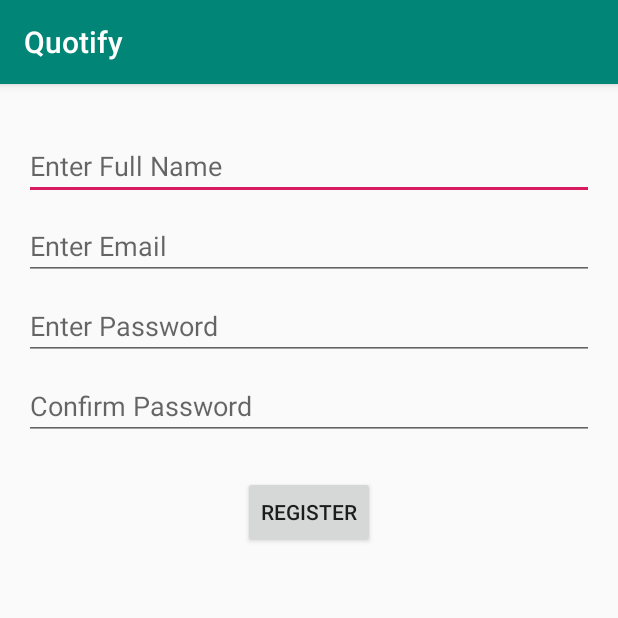
After one commit to KelynPNjeri/Quotify, an Android app: the UserRegistration screen opened directly, with no data from a screen before it, on a phone screen of 412 x 824 dp, the top half of it. The commit adds this screen. Run offline under Robolectric (Android 15) with nearby library versions, the phone set to English and light mode, and no system bars.

Commit message:
Create an XML interface.

```diff
--- a/app/src/main/AndroidManifest.xml
+++ b/app/src/main/AndroidManifest.xml
@@ -9,6 +9,7 @@
         android:roundIcon="@mipmap/ic_launcher_round"
         android:supportsRtl="true"
         android:theme="@style/AppTheme">
+        <activity android:name=".UserRegistration"></activity>
         <activity android:name=".MainActivity">
             <intent-filter>
                 <action android:name="android.intent.action.MAIN" />
--- /dev/null
+++ b/app/src/main/java/com/musicalcoder/quotify/UserRegistration.java
@@ -0,0 +1,14 @@
+package com.musicalcoder.quotify;
+
+import android.support.v7.app.AppCompatActivity;
+import android.os.Bundle;
+
+public class UserRegistration extends AppCompatActivity {
+
+
+    @Override
+    protected void onCreate(Bundle savedInstanceState) {
+        super.onCreate(savedInstanceState);
+        setContentView(R.layout.activity_user_registration);
+    }
+}
--- /dev/null
+++ b/app/src/main/res/layout/activity_user_registration.xml
@@ -0,0 +1,77 @@
+<?xml version="1.0" encoding="utf-8"?>
+<android.support.constraint.ConstraintLayout xmlns:android="http://schemas.android.com/apk/res/android"
+    xmlns:app="http://schemas.android.com/apk/res-auto"
+    xmlns:tools="http://schemas.android.com/tools"
+    android:layout_width="match_parent"
+    android:layout_height="match_parent"
+    tools:context=".UserRegistration">
+
+    <EditText
+        android:id="@+id/fullname_txt"
+        android:layout_width="0dp"
+        android:layout_height="wrap_content"
+        android:layout_marginStart="16dp"
+        android:layout_marginTop="32dp"
+        android:layout_marginEnd="16dp"
+        android:ems="10"
+        android:hint="@string/name_input"
+        android:inputType="textPersonName"
+        app:layout_constraintEnd_toEndOf="parent"
+        app:layout_constraintStart_toStartOf="parent"
+        app:layout_constraintTop_toTopOf="parent" />
+
+    <EditText
+        android:id="@+id/email_txt"
+        android:layout_width="0dp"
+        android:layout_height="wrap_content"
+        android:layout_marginStart="16dp"
+        android:layout_marginTop="8dp"
+        android:layout_marginEnd="16dp"
+        android:ems="10"
+        android:hint="@string/email_input"
+        android:inputType="textEmailAddress"
+        app:layout_constraintEnd_toEndOf="parent"
+        app:layout_constraintStart_toStartOf="parent"
+        app:layout_constraintTop_toBottomOf="@+id/fullname_txt" />
+
+    <EditText
+        android:id="@+id/password_txt"
+        android:layout_width="0dp"
+        android:layout_height="wrap_content"
+        android:layout_marginStart="16dp"
+        android:layout_marginTop="8dp"
+        android:layout_marginEnd="16dp"
+        android:ems="10"
+        android:hint="@string/password_input"
+        android:inputType="textPassword"
+        app:layout_constraintEnd_toEndOf="parent"
+        app:layout_constraintStart_toStartOf="parent"
+        app:layout_constraintTop_toBottomOf="@+id/email_txt" />
+
+    <EditText
+        android:id="@+id/confirm_password"
+        android:layout_width="0dp"
+        android:layout_height="wrap_content"
+        android:layout_marginStart="16dp"
+        android:layout_marginTop="8dp"
+        android:layout_marginEnd="16dp"
+        android:ems="10"
+        android:hint="@string/confirm_password"
+        android:inputType="textPassword"
+        app:layout_constraintEnd_toEndOf="parent"
+        app:layout_constraintStart_toStartOf="parent"
+        app:layout_constraintTop_toBottomOf="@+id/password_txt" />
+
+    <Button
+        android:id="@+id/register_btn"
+        android:layout_width="wrap_content"
+        android:layout_height="wrap_content"
+        android:layout_marginStart="16dp"
+        android:layout_marginTop="24dp"
+        android:layout_marginEnd="16dp"
+        android:text="@string/register"
+        app:layout_constraintEnd_toEndOf="parent"
+        app:layout_constraintStart_toStartOf="parent"
+        app:layout_constraintTop_toBottomOf="@+id/confirm_password" />
+
+</android.support.constraint.ConstraintLayout>
--- a/app/src/main/res/values/strings.xml
+++ b/app/src/main/res/values/strings.xml
@@ -1,3 +1,8 @@
 <resources>
     <string name="app_name">Quotify</string>
+    <string name="name_input">Enter Full Name</string>
+    <string name="email_input">Enter Email</string>
+    <string name="password_input">Enter Password</string>
+    <string name="confirm_password">Confirm Password</string>
+    <string name="register">Register</string>
 </resources>
```
